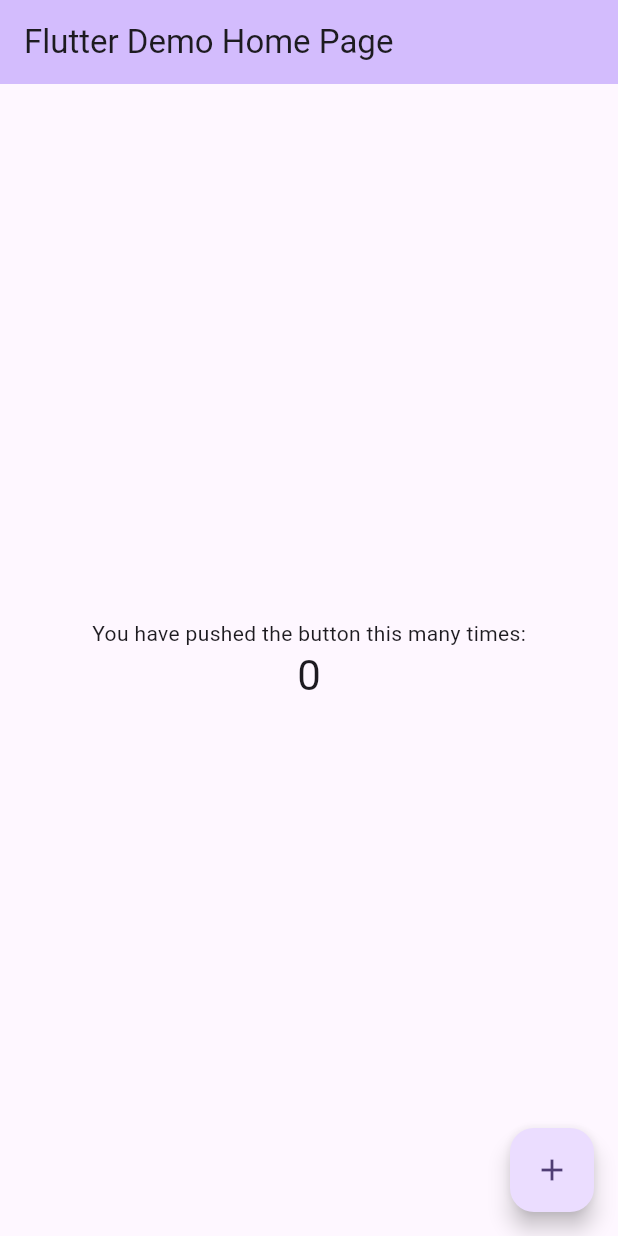
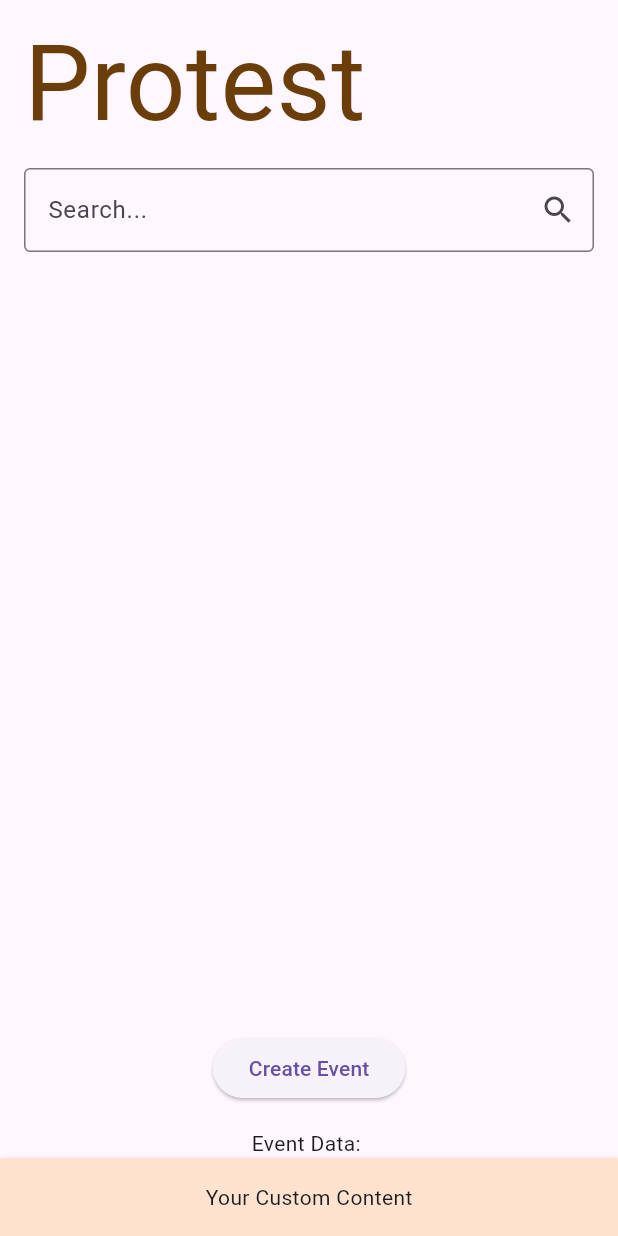
Before and after one commit to ethanbyeon/Project-Protest, a Flutter app: the screen it shows after launch, on a phone screen of 412 x 824 dp. Run offline on Flutter 3.47's test engine with Material 3 defaults, Android fonts, the light colour scheme and no system bars; Roboto replaces fonts that are missing (Lilita One).

Commit message:
initial changes to main.dart

```diff
--- a/protest_project/lib/main.dart
+++ b/protest_project/lib/main.dart
@@ -1,125 +1,133 @@
 import 'package:flutter/material.dart';
 
 void main() {
-  runApp(const MyApp());
+  runApp(MyApp());
 }
 
 class MyApp extends StatelessWidget {
-  const MyApp({super.key});
-
-  // This widget is the root of your application.
   @override
   Widget build(BuildContext context) {
     return MaterialApp(
-      title: 'Flutter Demo',
       theme: ThemeData(
-        // This is the theme of your application.
-        //
-        // TRY THIS: Try running your application with "flutter run". You'll see
-        // the application has a purple toolbar. Then, without quitting the app,
-        // try changing the seedColor in the colorScheme below to Colors.green
-        // and then invoke "hot reload" (save your changes or press the "hot
-        // reload" button in a Flutter-supported IDE, or press "r" if you used
-        // the command line to start the app).
-        //
-        // Notice that the counter didn't reset back to zero; the application
-        // state is not lost during the reload. To reset the state, use hot
-        // restart instead.
-        //
-        // This works for code too, not just values: Most code changes can be
-        // tested with just a hot reload.
-        colorScheme: ColorScheme.fromSeed(seedColor: Colors.deepPurple),
-        useMaterial3: true,
+        primarySwatch: Colors.blue,
       ),
-      home: const MyHomePage(title: 'Flutter Demo Home Page'),
+      home: MyHomePage(),
     );
   }
 }
 
+
 class MyHomePage extends StatefulWidget {
-  const MyHomePage({super.key, required this.title});
-
-  // This widget is the home page of your application. It is stateful, meaning
-  // that it has a State object (defined below) that contains fields that affect
-  // how it looks.
-
-  // This class is the configuration for the state. It holds the values (in this
-  // case the title) provided by the parent (in this case the App widget) and
-  // used by the build method of the State. Fields in a Widget subclass are
-  // always marked "final".
-
-  final String title;
-
   @override
-  State<MyHomePage> createState() => _MyHomePageState();
+  _MyHomePageState createState() => _MyHomePageState();
 }
 
 class _MyHomePageState extends State<MyHomePage> {
-  int _counter = 0;
+  String eventData = '';
 
-  void _incrementCounter() {
+  void updateEventData(String data) {
     setState(() {
-      // This call to setState tells the Flutter framework that something has
-      // changed in this State, which causes it to rerun the build method below
-      // so that the display can reflect the updated values. If we changed
-      // _counter without calling setState(), then the build method would not be
-      // called again, and so nothing would appear to happen.
-      _counter++;
+      eventData = data;
     });
   }
 
   @override
   Widget build(BuildContext context) {
-    // This method is rerun every time setState is called, for instance as done
-    // by the _incrementCounter method above.
-    //
-    // The Flutter framework has been optimized to make rerunning build methods
-    // fast, so that you can just rebuild anything that needs updating rather
-    // than having to individually change instances of widgets.
     return Scaffold(
-      appBar: AppBar(
-        // TRY THIS: Try changing the color here to a specific color (to
-        // Colors.amber, perhaps?) and trigger a hot reload to see the AppBar
-        // change color while the other colors stay the same.
-        backgroundColor: Theme.of(context).colorScheme.inversePrimary,
-        // Here we take the value from the MyHomePage object that was created by
-        // the App.build method, and use it to set our appbar title.
-        title: Text(widget.title),
+      //appBar: AppBar(title: Text('Your App Title')),
+      body: Column(
+        children: [
+          ProtestText(),
+
+          Expanded(
+            child: SearchBarApp(),
+          ),
+          SizedBox(height: 16),
+          ElevatedButton(
+            onPressed: () {
+              updateEventData('New Event Created!');
+            },
+            child: Text('Create Event'),
+          ),
+          SizedBox(height: 16),
+          Text('Event Data: $eventData'),
+          YourCustomContainer(),
+        ],
       ),
-      body: Center(
-        // Center is a layout widget. It takes a single child and positions it
-        // in the middle of the parent.
-        child: Column(
-          // Column is also a layout widget. It takes a list of children and
-          // arranges them vertically. By default, it sizes itself to fit its
-          // children horizontally, and tries to be as tall as its parent.
-          //
-          // Column has various properties to control how it sizes itself and
-          // how it positions its children. Here we use mainAxisAlignment to
-          // center the children vertically; the main axis here is the vertical
-          // axis because Columns are vertical (the cross axis would be
-          // horizontal).
-          //
-          // TRY THIS: Invoke "debug painting" (choose the "Toggle Debug Paint"
-          // action in the IDE, or press "p" in the console), to see the
-          // wireframe for each widget.
-          mainAxisAlignment: MainAxisAlignment.center,
-          children: <Widget>[
-            const Text(
-              'You have pushed the button this many times:',
-            ),
-            Text(
-              '$_counter',
-              style: Theme.of(context).textTheme.headlineMedium,
-            ),
-          ],
-        ),
-      ),
-      floatingActionButton: FloatingActionButton(
-        onPressed: _incrementCounter,
-        tooltip: 'Increment',
-        child: const Icon(Icons.add),
-      ), // This trailing comma makes auto-formatting nicer for build methods.
     );
   }
 }
+
+class ProtestText extends StatelessWidget {
+  @override
+  Widget build(BuildContext context) {
+    return Container(
+      alignment: Alignment.topLeft,
+      margin: EdgeInsets.fromLTRB(16, 16, 0, 0),
+      child: Text(
+        'Protest',
+        style: TextStyle(
+          fontFamily: 'Lilita One',
+          fontSize: 70,
+          fontWeight: FontWeight.w400,
+          height: 1.1425,
+          color: Color(0xff6b3d08),
+        ),
+      ),
+    );
+  }
+}
+
+class LineContainer extends StatelessWidget {
+  @override
+  Widget build(BuildContext context) {
+    return Container(
+      margin: EdgeInsets.only(bottom: 16),
+      width: double.infinity,
+      height: 3,
+      color: Colors.black,
+    );
+  }
+}
+
+class YourCustomContainer extends StatelessWidget {
+  @override
+  Widget build(BuildContext context) {
+    return Container(
+      padding: EdgeInsets.all(16),
+      width: double.infinity,
+      decoration: BoxDecoration(
+        color: Color(0xffffe3cf),
+        boxShadow: [
+          BoxShadow(
+            color: Color(0x3f000000),
+            offset: Offset(0, 2),
+            blurRadius: 3,
+          ),
+        ],
+      ),
+      child: Column(
+        crossAxisAlignment: CrossAxisAlignment.center,
+        children: [
+          Text('Your Custom Content'),
+        ],
+      ),
+    );
+  }
+}
+
+class SearchBarApp extends StatelessWidget {
+  @override
+  Widget build(BuildContext context) {
+    return Padding(
+      padding: const EdgeInsets.all(16.0),
+      child: TextField(
+        decoration: InputDecoration(
+          hintText: 'Search...',
+          border: OutlineInputBorder(),
+          suffixIcon: Icon(Icons.search),
+        ),
+      ),
+    );
+  }
+}
```
